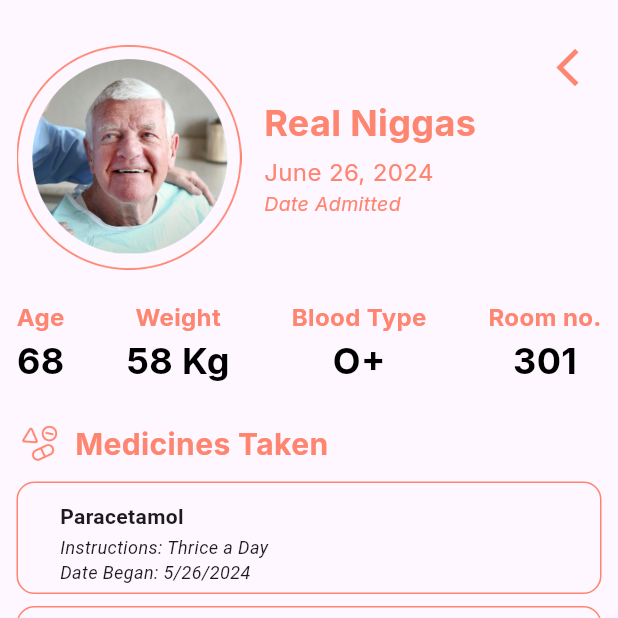
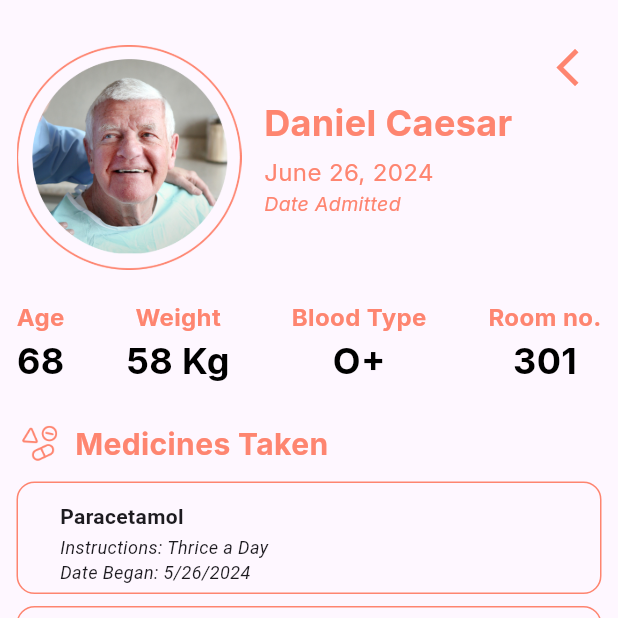
Before and after one commit to vaatic221b/patient_link_prototype, a Flutter app: the MedicineLogsPage screen opened directly, on a phone screen of 412 x 824 dp, the top half of it. Run offline on Flutter 3.47's test engine with Material 3 defaults, Android fonts, the phone set to English and light mode, and no system bars; our stand-ins replace google_fonts.

```diff
--- a/lib/screens/details/medicineTaken.dart
+++ b/lib/screens/details/medicineTaken.dart
@@ -56,7 +56,7 @@ class _MedicineTakenPageState extends State<MedicineLogsPage> {
             mainAxisAlignment: MainAxisAlignment.center,
             crossAxisAlignment: CrossAxisAlignment.start,
             children: [
-              Text('Real Niggas',
+              Text('Daniel Caesar',
                   style: interBold.copyWith(color: orange, fontSize: 24)),
               const SizedBox(height: 5),
               Text('June 26, 2024',
--- a/lib/screens/details/vitals.dart
+++ b/lib/screens/details/vitals.dart
@@ -56,7 +56,7 @@ class _VitalsPageState extends State<VitalsLogsPage> {
             mainAxisAlignment: MainAxisAlignment.center,
             crossAxisAlignment: CrossAxisAlignment.start,
             children: [
-              Text('Real Niggas',
+              Text('Daniel Caesar',
                   style: interBold.copyWith(color: orange, fontSize: 24)),
               const SizedBox(height: 5),
               Text('June 26, 2024',
--- a/lib/screens/patient_info.dart
+++ b/lib/screens/patient_info.dart
@@ -60,7 +60,7 @@ class _PatientInfoPageState extends State<PatientInfoPage> {
             mainAxisAlignment: MainAxisAlignment.center,
             crossAxisAlignment: CrossAxisAlignment.start,
             children: [
-              Text('Real Niggas',
+              Text('Daniel Caesar',
                   style: interBold.copyWith(color: orange, fontSize: 24)),
               const SizedBox(height: 5),
               Text('June 26, 2024',
```
